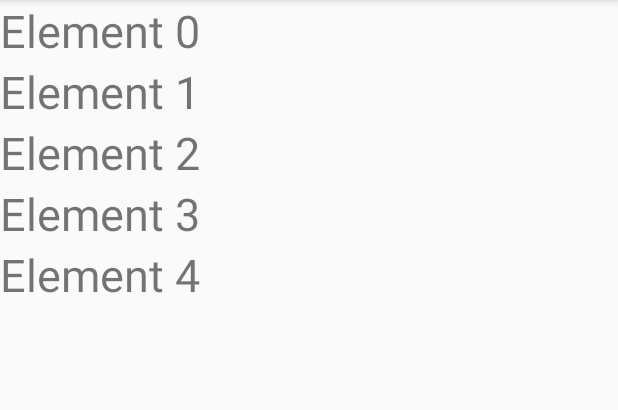
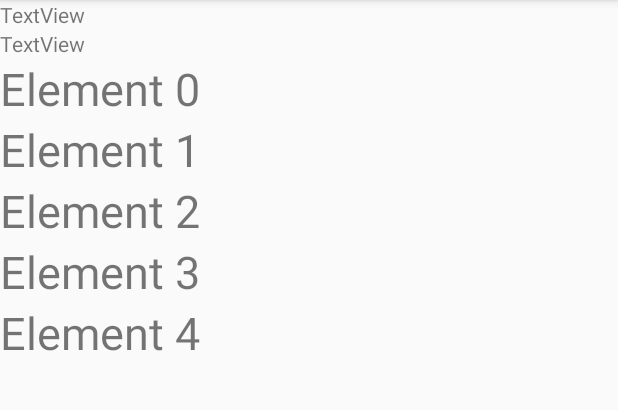
Before and after one commit to Sxespade/part2, an Android app: the screen it shows after launch (MainActivity), on a phone screen of 412 x 824 dp, the part 84-494 px from its top. Run offline under Robolectric (Android 15) with nearby library versions, the phone set to English and light mode, and no system bars.

Commit message:
Commit 2

```diff
--- a/app/src/main/java/com/example/myapplication/lesson1/MainActivity.java
+++ b/app/src/main/java/com/example/myapplication/lesson1/MainActivity.java
@@ -9,20 +9,34 @@ import androidx.core.view.GravityCompat;
 import androidx.drawerlayout.widget.DrawerLayout;
 import androidx.recyclerview.widget.LinearLayoutManager;
 import androidx.recyclerview.widget.RecyclerView;
+
+import android.content.Context;
+import android.hardware.Sensor;
+import android.hardware.SensorEvent;
+import android.hardware.SensorEventListener;
+import android.hardware.SensorEventListener2;
+import android.hardware.SensorManager;
 import android.os.Bundle;
 import android.view.Menu;
 import android.view.MenuItem;
+import android.widget.TextView;
 
 import com.example.myapplication.R;
 import com.example.myapplication.lesson1.ListAdapter;
 import com.google.android.material.navigation.NavigationView;
 import com.google.android.material.snackbar.Snackbar;
+
 import java.util.ArrayList;
 import java.util.List;
 
-public class MainActivity extends AppCompatActivity implements NavigationView.OnNavigationItemSelectedListener {
+public class MainActivity extends AppCompatActivity implements NavigationView.OnNavigationItemSelectedListener, SensorEventListener {
 
     private ListAdapter adapter;
+    private SensorManager sensorManager;
+    private Sensor temperature;
+    private Float tempValue;
+    private TextView textTemp;
+    private TextView textHumidity;
 
     @Override
     protected void onCreate(Bundle savedInstanceState) {
@@ -31,6 +45,20 @@ public class MainActivity extends AppCompatActivity implements NavigationView.On
         Toolbar toolbar = initToolbar();
         initDrawer(toolbar);
         initList();
+        initByID();
+        initSensor();
+        HumiditySensor humiditySensor = new HumiditySensor();
+    }
+
+    private void initSensor() {
+        sensorManager = (SensorManager) getSystemService(Context.SENSOR_SERVICE);
+        temperature = sensorManager.getDefaultSensor(Sensor.TYPE_AMBIENT_TEMPERATURE);
+        sensorManager.registerListener(this, temperature, SensorManager.SENSOR_DELAY_NORMAL);
+    }
+
+    private void initByID() {
+        textTemp = findViewById(R.id.temp);
+        textHumidity = findViewById(R.id.humi);
     }
 
     private Toolbar initToolbar() {
@@ -73,12 +101,12 @@ public class MainActivity extends AppCompatActivity implements NavigationView.On
             return true;
         }
 
-        if (id == R.id.action_add){
+        if (id == R.id.action_add) {
             adapter.addItem("New element");
             return true;
         }
 
-        if (id == R.id.action_clear){
+        if (id == R.id.action_clear) {
             adapter.clearItems();
             return true;
         }
@@ -109,6 +137,7 @@ public class MainActivity extends AppCompatActivity implements NavigationView.On
                 Snackbar.make(searchText, query, Snackbar.LENGTH_LONG).show();
                 return true;
             }
+
             // реагирует на нажатие каждой клавиши
             @Override
             public boolean onQueryTextChange(String newText) {
@@ -143,4 +172,39 @@ public class MainActivity extends AppCompatActivity implements NavigationView.On
         drawer.closeDrawer(GravityCompat.START);
         return true;
     }
+
+    @Override
+    public void onSensorChanged(SensorEvent sensorEvent) {
+        tempValue = sensorEvent.values[0];
+        textTemp.setText(String.valueOf(tempValue));
+    }
+
+    @Override
+    public void onAccuracyChanged(Sensor sensor, int i) {
+
+    }
+
+    class HumiditySensor implements SensorEventListener {
+
+        private SensorManager sensorManager;
+        private Sensor humidity;
+        private Float humValue;
+
+        HumiditySensor(){
+            sensorManager = (SensorManager) getSystemService(Context.SENSOR_SERVICE);
+            humidity = sensorManager.getDefaultSensor(Sensor.TYPE_RELATIVE_HUMIDITY);
+            sensorManager.registerListener(this, humidity, SensorManager.SENSOR_DELAY_NORMAL);
+        }
+
+        @Override
+        public void onSensorChanged(SensorEvent sensorEvent) {
+            humValue = sensorEvent.values[0];
+            textHumidity.setText(String.valueOf(humValue));
+        }
+
+        @Override
+        public void onAccuracyChanged(Sensor sensor, int i) {
+
+        }
+    }
 }
--- a/app/src/main/res/layout/content_main.xml
+++ b/app/src/main/res/layout/content_main.xml
@@ -1,12 +1,25 @@
 <?xml version="1.0" encoding="utf-8"?>
-<androidx.constraintlayout.widget.ConstraintLayout xmlns:android="http://schemas.android.com/apk/res/android"
+<LinearLayout xmlns:android="http://schemas.android.com/apk/res/android"
     xmlns:app="http://schemas.android.com/apk/res-auto"
     xmlns:tools="http://schemas.android.com/tools"
+    android:orientation="vertical"
     android:layout_width="match_parent"
     android:layout_height="match_parent"
     app:layout_behavior="@string/appbar_scrolling_view_behavior"
     tools:context=".lesson1.MainActivity"
     tools:showIn="@layout/app_bar_main">
+
+    <TextView
+        android:id="@+id/temp"
+        android:layout_width="wrap_content"
+        android:layout_height="wrap_content"
+        android:text="TextView" />
+
+    <TextView
+        android:id="@+id/humi"
+        android:layout_width="wrap_content"
+        android:layout_height="wrap_content"
+        android:text="TextView" />
 
     <androidx.recyclerview.widget.RecyclerView
         android:id="@+id/recycler_list"
@@ -16,4 +29,4 @@
         app:layout_constraintEnd_toEndOf="parent"
         app:layout_constraintStart_toStartOf="parent"
         app:layout_constraintTop_toTopOf="parent" />
-</androidx.constraintlayout.widget.ConstraintLayout>
+</LinearLayout>
```
